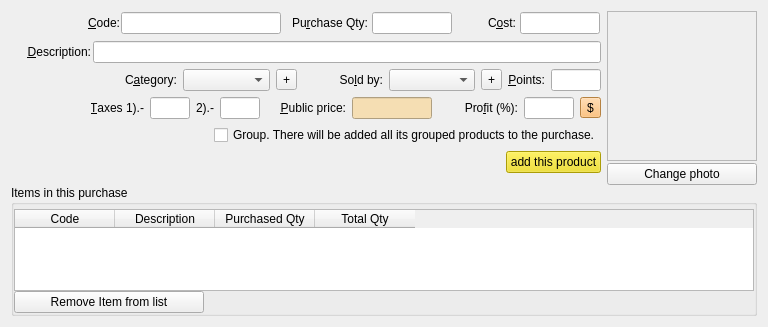
hiramvillarreal/iotpos, file iotstock/src/ui/purchaseeditor.ui: the form before one commit.
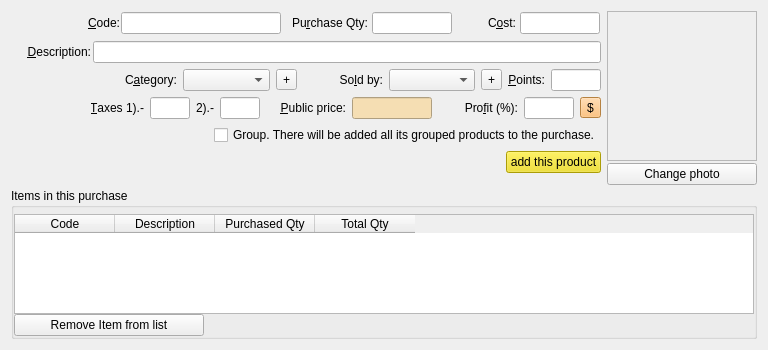
The form after the commit.

Patch:
```diff
--- a/iotstock/src/ui/purchaseeditor.ui
+++ b/iotstock/src/ui/purchaseeditor.ui
@@ -7,7 +7,7 @@
     <x>0</x>
     <y>0</y>
     <width>768</width>
-    <height>327</height>
+    <height>350</height>
    </rect>
   </property>
   <property name="sizePolicy">
@@ -1951,7 +1951,7 @@
        <number>0</number>
       </property>
       <property name="topMargin">
-       <number>4</number>
+       <number>6</number>
       </property>
       <property name="rightMargin">
        <number>0</number>
@@ -1982,6 +1982,9 @@
         <property name="selectionBehavior">
          <enum>QAbstractItemView::SelectRows</enum>
         </property>
+        <property name="cornerButtonEnabled">
+         <bool>true</bool>
+        </property>
         <column>
          <property name="text">
           <string>Code</string>
```
